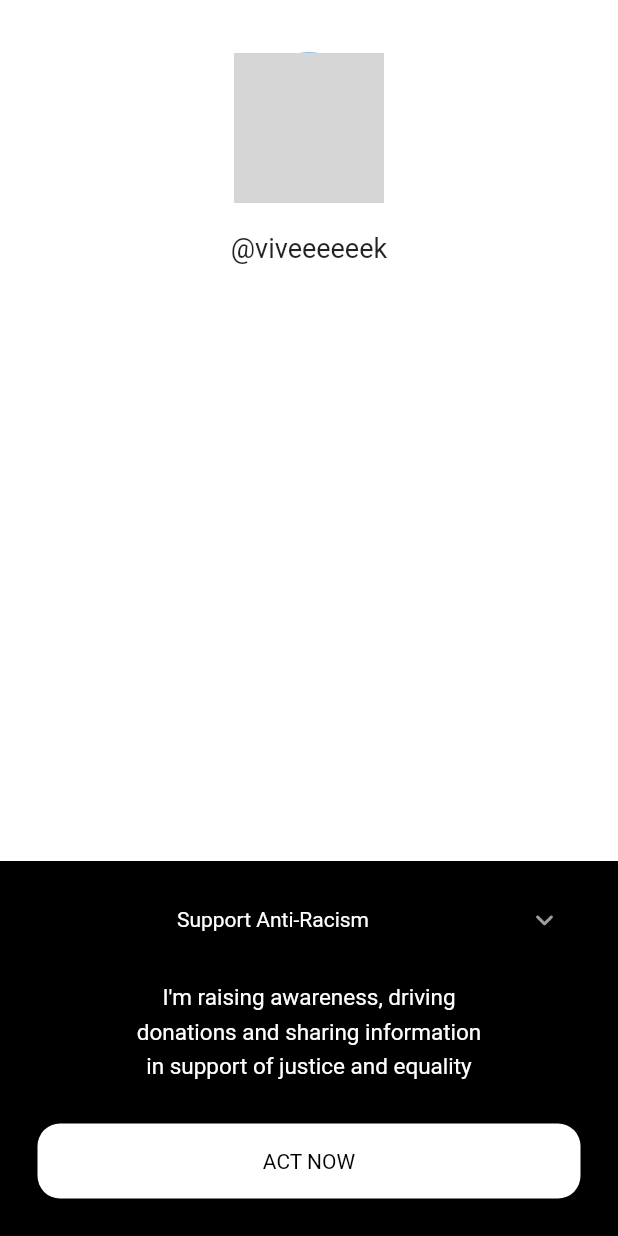
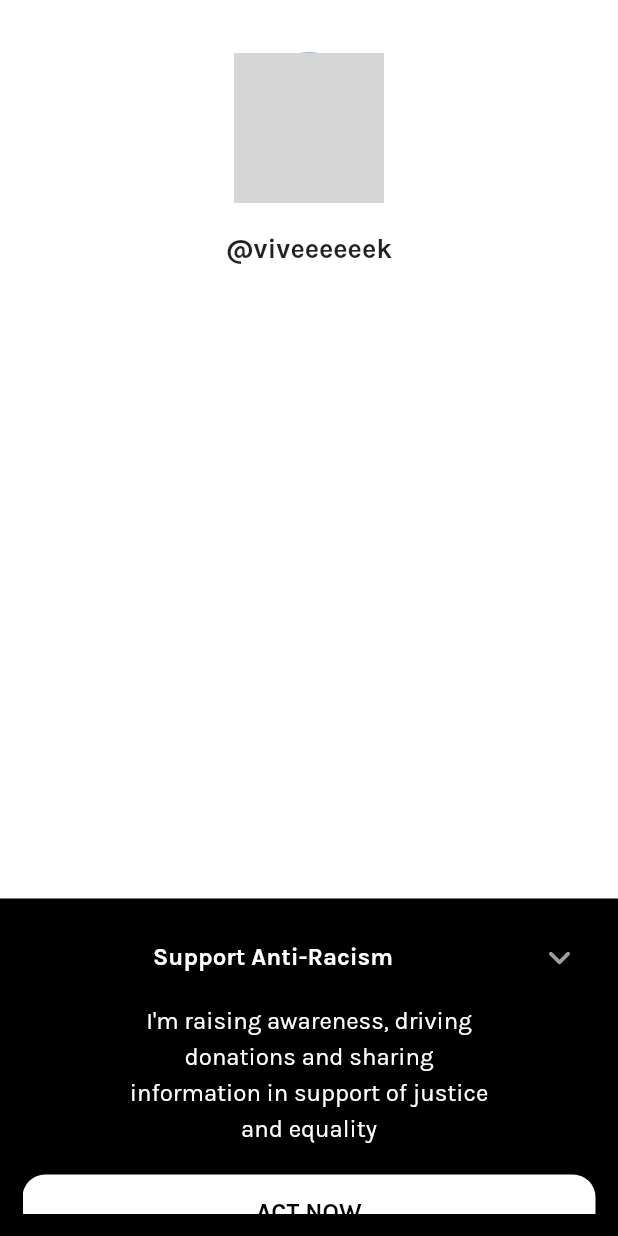
Before and after one commit to viveeeeeek/linktree-clone, a Flutter app: the screen it shows after launch, on a phone screen of 412 x 824 dp. Run offline on Flutter 3.47's test engine with Material 2 defaults, Android fonts, the light colour scheme and no system bars; our stand-ins replace google_fonts; network calls fail; grey boxes are pictures that could not be loaded.

Commit message:
Custom animated banner

```diff
--- a/lib/main.dart
+++ b/lib/main.dart
@@ -1,6 +1,8 @@
 import 'package:flutter/material.dart';
+import 'package:google_fonts/google_fonts.dart';
 import 'package:linktree_clone/constants/app.constants.dart';
 import 'package:linktree_clone/views/home.view.dart';
+
 
 void main() {
   runApp(Core());
@@ -19,9 +21,12 @@ class Lava extends StatelessWidget {
   Widget build(BuildContext context) {
     return MaterialApp(
       debugShowCheckedModeBanner: false,
-      title: 'BMI Calculator',
+      title: 'Linktree Clone',
       theme: ThemeData(
         primaryColor: primaryColor,
+        textTheme: GoogleFonts.karlaTextTheme(
+          Theme.of(context).textTheme
+        )
       ),
       home: HomeView(),
     );
--- a/lib/views/home.view.dart
+++ b/lib/views/home.view.dart
@@ -24,21 +24,16 @@ class _HomeViewState extends State<HomeView> {
       print(e);
     }
     super.initState();
-    Future.delayed(Duration.zero, () {
-      showModalBottomSheet(
-          context: context,
-          barrierColor: Colors.transparent,
-          builder: (builder) {
-            return CustomBottomSheet();
-          });
-    });
   }
 
   @override
   Widget build(BuildContext context) {
     return Scaffold(
       backgroundColor: Colors.white,
-      body: Column(
+      body: Stack(
+        children: [
+          Positioned(bottom: 0, child: CustomBottomSheet()),
+          Column(
             children: [
               const SizedBox(
                 height: 35,
@@ -53,7 +48,7 @@ class _HomeViewState extends State<HomeView> {
               ),
               const Text(
                 "@viveeeeeek",
-            style: TextStyle(fontSize: 18),
+                style: TextStyle(fontSize: 18, fontWeight: FontWeight.w700),
               ),
               const SizedBox(
                 height: 30,
@@ -82,23 +77,26 @@ class _HomeViewState extends State<HomeView> {
                                       launch(userData.link);
                                     },
                                     style: ButtonStyle(
-                                  overlayColor:
-                                      MaterialStateProperty.all(Colors.white),
-                                  foregroundColor:
-                                      MaterialStateProperty.resolveWith<Color?>(
-                                          (states) {
+                                      overlayColor: MaterialStateProperty.all(
+                                          Colors.white),
+                                      foregroundColor: MaterialStateProperty
+                                          .resolveWith<Color?>((states) {
                                         if (states
                                             .contains(MaterialState.hovered)) {
                                           return const Color(0xFF39E09B);
                                         }
                                         return Colors.white;
                                       }),
-                                  backgroundColor: MaterialStateProperty.all(
+                                      backgroundColor:
+                                          MaterialStateProperty.all(
                                         const Color(0xFF39E09B),
                                       ),
                                     ),
                                     child: Text(
                                       userData.title,
+                                      style: const TextStyle(
+                                          fontSize: 16,
+                                          fontWeight: FontWeight.w700),
                                     )),
                               ));
                         }),
@@ -107,6 +105,8 @@ class _HomeViewState extends State<HomeView> {
               )
             ],
           ),
+        ],
+      ),
     );
   }
 }
--- a/lib/widgets/app.widgets.dart
+++ b/lib/widgets/app.widgets.dart
@@ -1,65 +1,135 @@
 import 'package:flutter/material.dart';
 
 // ignore: use_key_in_widget_constructors
-class CustomBottomSheet extends StatelessWidget {
+class CustomBottomSheet extends StatefulWidget {
+  @override
+  State<CustomBottomSheet> createState() => _CustomBottomSheetState();
+}
+
+class _CustomBottomSheetState extends State<CustomBottomSheet> {
+  static double maxSize = 225;
+  static bool isExpanded = true;
+
   @override
   Widget build(BuildContext context) {
-    return Container(
-        height: 250,
+    final screenSize = MediaQuery.of(context).size;
+    return AnimatedContainer(
+        duration: const Duration(milliseconds: 500),
+        curve: Curves.easeIn,
+        height: maxSize,
+        width: screenSize.width,
         color: Colors.black,
-        child: Padding(
-          padding: const EdgeInsets.fromLTRB(25, 15, 25, 25),
+        child: isExpanded == false
+            //! When bottomsheet is minimized
+            ? Padding(
+                padding: const EdgeInsets.fromLTRB(15, 0, 15, 0),
+                child: Row(
+                  mainAxisAlignment: MainAxisAlignment.center,
+                  children: [
+                    const Expanded(child: SizedBox()),
+                    const Text(
+                      "Support Anti-Racism",
+                      style: TextStyle(color: Colors.white, fontSize: 16),
+                    ),
+                    const Expanded(child: SizedBox()),
+                    IconButton(
+                        onPressed: () {
+                          setState(() {
+                            if (isExpanded == true) {
+                              maxSize = 60;
+                              isExpanded = false;
+                            } else {
+                              maxSize = 225;
+                              isExpanded = true;
+                            }
+                          });
+                        },
+                        icon: Icon(
+                          isExpanded == true
+                              ? Icons.keyboard_arrow_down_rounded
+                              : Icons.keyboard_arrow_up_rounded,
+                          color: Colors.grey,
+                          size: 30,
+                        )),
+                  ],
+                ),
+              )
+            //! When bottomsheet is expanded
+            : Padding(
+                padding: const EdgeInsets.fromLTRB(15, 15, 15, 15),
+                child: SingleChildScrollView(
                   child: Column(
                     crossAxisAlignment: CrossAxisAlignment.center,
                     children: [
                       Row(
+                        crossAxisAlignment: CrossAxisAlignment.center,
                         children: [
                           const Expanded(child: SizedBox()),
                           const Text(
                             "Support Anti-Racism",
-                    style: TextStyle(color: Colors.white),
+                            style: TextStyle(
+                                color: Colors.white,
+                                fontSize: 16,
+                                fontWeight: FontWeight.w700),
                           ),
                           const Expanded(child: SizedBox()),
                           IconButton(
+                              color: Colors.white,
+                              hoverColor: Colors.blue,
                               onPressed: () {
-                        Navigator.pop(context);
+                                setState(() {
+                                  if (isExpanded == true) {
+                                    maxSize = 60;
+                                    isExpanded = false;
+                                  } else {
+                                    maxSize = 225;
+                                    isExpanded = true;
+                                  }
+                                });
                               },
-                      icon: const Icon(
-                        Icons.keyboard_arrow_down_rounded,
+                              icon: Icon(
+                                isExpanded == true
+                                    ? Icons.keyboard_arrow_down_rounded
+                                    : Icons.keyboard_arrow_up_rounded,
                                 color: Colors.grey,
+                                size: 30,
                               )),
                         ],
                       ),
                       const SizedBox(
-                height: 15,
+                        height: 5,
                       ),
                       const Padding(
-                padding: EdgeInsets.symmetric(horizontal: 60),
+                        padding: EdgeInsets.symmetric(horizontal: 65),
                         child: Text(
                           "I'm raising awareness, driving donations and sharing information in support of justice and equality",
                           textAlign: TextAlign.center,
-                  style:
-                      TextStyle(color: Colors.white, fontSize: 15, height: 1.5),
+                          style: TextStyle(
+                              fontSize: 16, color: Colors.white, height: 1.5),
                         ),
                       ),
                       const SizedBox(
                         height: 20,
                       ),
-              const Expanded(child: SizedBox()),
                       Container(
                         height: 50,
                         decoration: const BoxDecoration(
                             color: Colors.white,
-                    borderRadius: BorderRadius.all(Radius.circular(15))),
+                            borderRadius:
+                                BorderRadius.all(Radius.circular(15))),
                         child: const Center(
                           child: Text(
                             "ACT NOW",
-                    style: TextStyle(color: Colors.black),
+                            style: TextStyle(
+                                color: Colors.black,
+                                fontSize: 16,
+                                fontWeight: FontWeight.w700),
                           ),
                         ),
                       ),
                     ],
                   ),
+                ),
               ));
   }
 }
--- a/pubspec.yaml
+++ b/pubspec.yaml
@@ -30,6 +30,7 @@ dependencies:
   cupertino_icons: ^1.0.2
   flutter:
     sdk: flutter
+  google_fonts: ^2.1.0
   http: ^0.13.4
   url_launcher: ^6.0.12
 
```
Also changed, not shown: pubspec.lock. Lines whose indentation alone changed are shown as unchanged.
